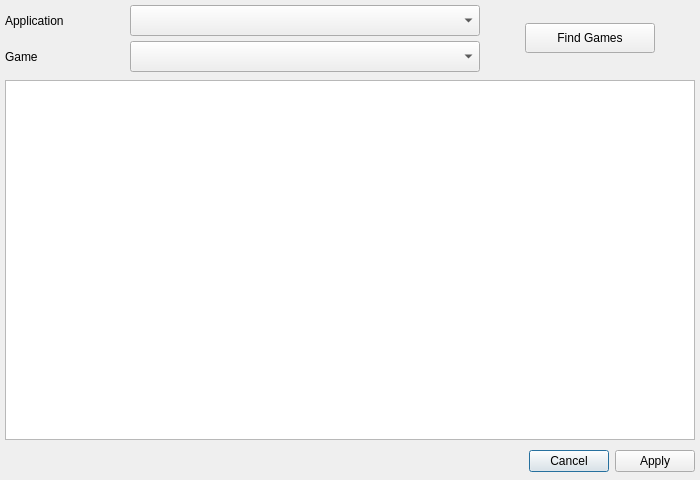
Above: PyLotROLauncher/ui/winGameWizard.ui from JuneStepp/OneLauncher before the change. Below: the same form after it.
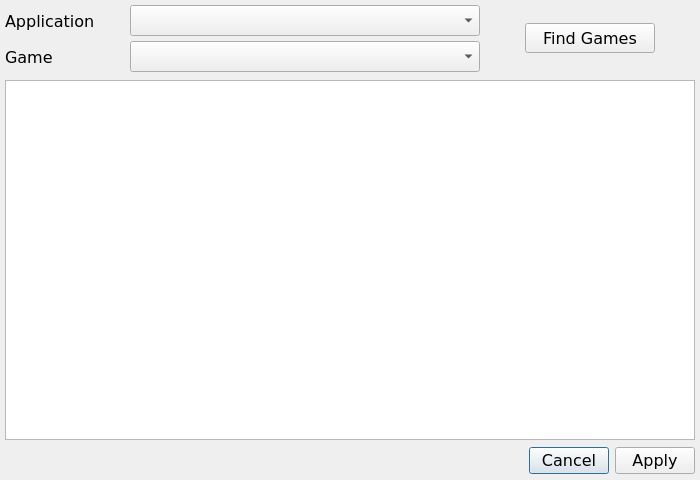
That is the form after the change.

The edit to the form file:
```diff
--- a/PyLotROLauncher/ui/winGameWizard.ui
+++ b/PyLotROLauncher/ui/winGameWizard.ui
@@ -13,8 +13,11 @@
     <height>480</height>
    </rect>
   </property>
-  <property name="windowTitle">
-   <string notr="true">Game Set Up Wizard</string>
+  <property name="font" >
+   <font>
+    <family>Verdana</family>
+    <pointsize>12</pointsize>
+   </font>
   </property>
   <property name="modal">
    <bool>true</bool>
```
Left out of the diff: 72 changed lines with no effect on the pictures.
